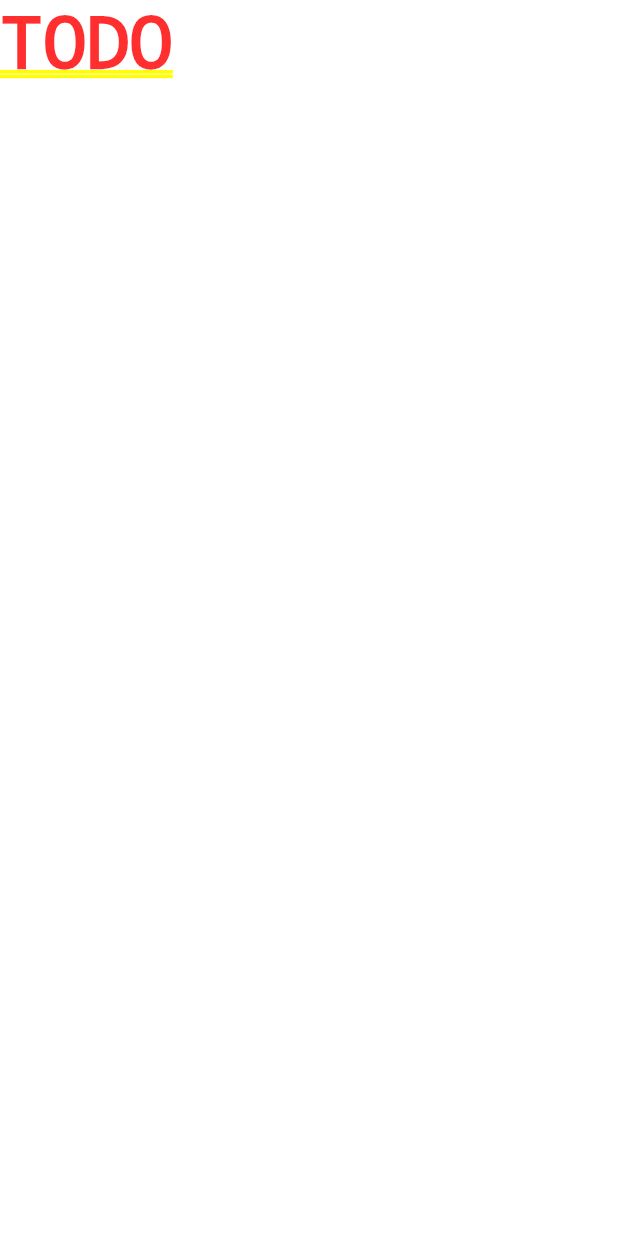
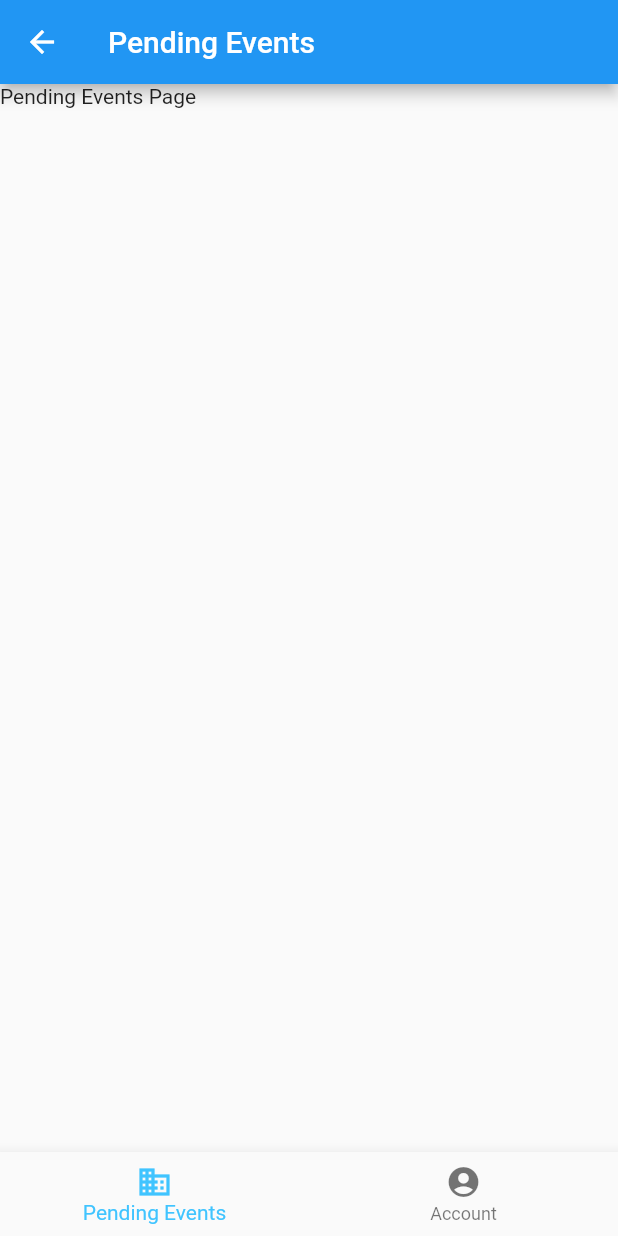
Before and after one commit to vladcoroian/keep-playing-frontend, a Flutter app: the screen it shows after launch, after a tap on "Enter as organiser", on a phone screen of 412 x 824 dp. Run offline on Flutter 3.47's test engine with Material 2 defaults, Android fonts, the light colour scheme and no system bars.

Commit message:
app_organiser: Add Home Page

```diff
--- /dev/null
+++ b/lib/app_organiser/home_page/account_page.dart
@@ -0,0 +1,12 @@
+import 'package:flutter/material.dart';
+
+class AccountPage extends StatelessWidget {
+  const AccountPage({Key? key}) : super(key: key);
+
+  @override
+  Widget build(BuildContext context) {
+    return Scaffold(
+        appBar: AppBar(title: const Text('Account')),
+        body: const Text('Account Page'));
+  }
+}
--- /dev/null
+++ b/lib/app_organiser/home_page/pending_events_page.dart
@@ -0,0 +1,12 @@
+import 'package:flutter/material.dart';
+
+class PendingEventsPage extends StatelessWidget {
+  const PendingEventsPage({Key? key}) : super(key: key);
+
+  @override
+  Widget build(BuildContext context) {
+    return Scaffold(
+        appBar: AppBar(title: const Text('Pending Events')),
+        body: const Text('Pending Events Page'));
+  }
+}
--- /dev/null
+++ b/lib/app_organiser/organiser_home_page.dart
@@ -0,0 +1,55 @@
+import 'package:flutter/material.dart';
+
+import 'home_page/account_page.dart';
+import 'home_page/pending_events_page.dart';
+
+class OrganiserHomePage extends StatefulWidget {
+  const OrganiserHomePage({Key? key}) : super(key: key);
+
+  @override
+  State<OrganiserHomePage> createState() => _OrganiserHomePageState();
+}
+
+class _OrganiserHomePageState extends State<OrganiserHomePage> {
+  int _selectedIndex = 0;
+  static const List<Widget> _widgetOptions = <Widget>[
+    PendingEventsPage(),
+    AccountPage(),
+  ];
+
+  void _onItemTapped(int index) {
+    setState(() {
+      _selectedIndex = index;
+    });
+  }
+
+  @override
+  Widget build(BuildContext context) {
+    Widget currentWidget = _widgetOptions.elementAt(_selectedIndex);
+
+    return Scaffold(
+      body: Center(
+        child: currentWidget,
+      ),
+      bottomNavigationBar: BottomNavigationBar(
+        items: <BottomNavigationBarItem>[
+          _pendingEventsNavigationButton(),
+          _accountNavigationButton(),
+        ],
+        currentIndex: _selectedIndex,
+        selectedItemColor: Colors.lightBlueAccent,
+        onTap: _onItemTapped,
+      ),
+    );
+  }
+
+  BottomNavigationBarItem _pendingEventsNavigationButton() {
+    return const BottomNavigationBarItem(
+        icon: Icon(Icons.business), label: 'Pending Events');
+  }
+
+  BottomNavigationBarItem _accountNavigationButton() {
+    return const BottomNavigationBarItem(
+        icon: Icon(Icons.account_circle), label: 'Account');
+  }
+}
--- a/lib/main.dart
+++ b/lib/main.dart
@@ -1,5 +1,7 @@
 import 'package:flutter/material.dart';
 import 'package:keep_playing_frontend/app_coach/coach_home_page.dart';
+
+import 'app_organiser/organiser_home_page.dart';
 
 void main() {
   runApp(const MyApp());
@@ -50,7 +52,7 @@ class _LogInPageState extends State<LogInPage> {
         onPressed: () {
           Navigator.push(
             context,
-            MaterialPageRoute(builder: (context) => const Text('TODO')),
+            MaterialPageRoute(builder: (context) => const OrganiserHomePage()),
           );
         },
         child: const Text('Enter as organiser'));
```
